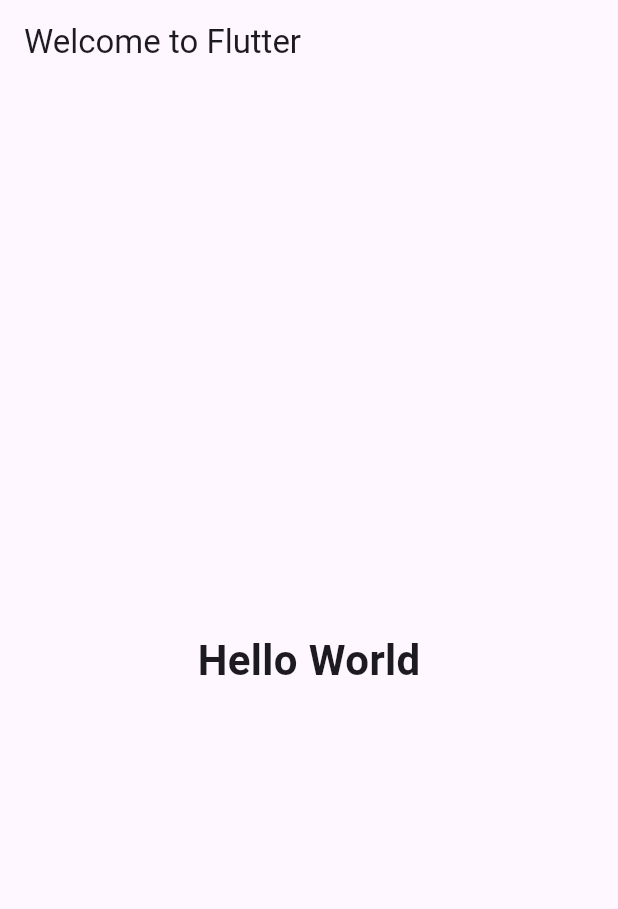
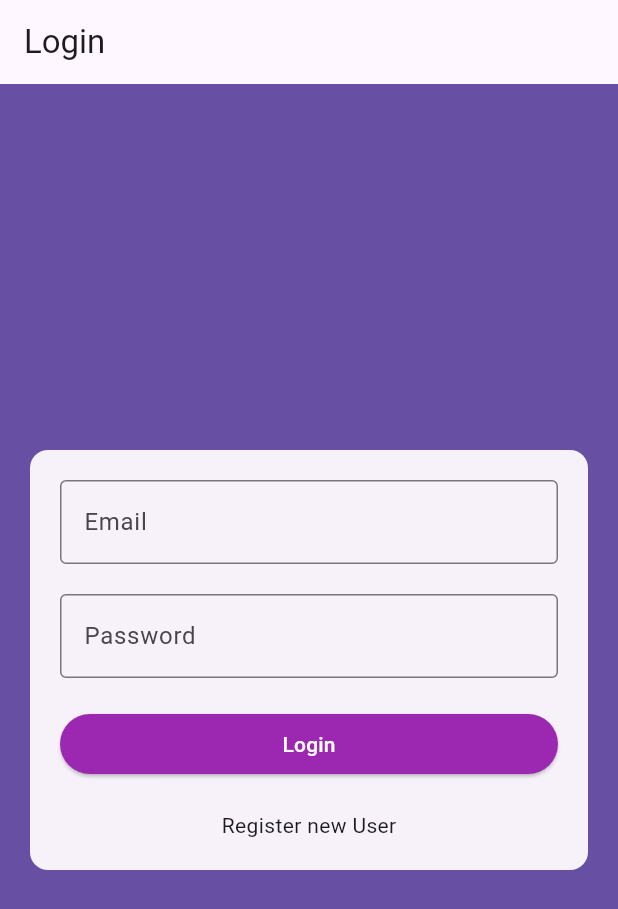
Before and after one commit to lioc7381/laravel-api-flutter-api-code, a Flutter app: the screen it shows after launch, on a phone screen of 412 x 824 dp. Shown: the top 909 px of the screen. Run offline on Flutter 3.47's test engine with Material 3 defaults, Android fonts, the phone set to English and light mode, and no system bars.

Commit message:
feat(auth): set login as initial screen and add routes
Replaces the default Flutter placeholder with the `Login` screen as the application's entry point.

This change also configures named routes for `/login` and `/register` to establish the basic authentication navigation flow.

```diff
--- a/frontend/lib/main.dart
+++ b/frontend/lib/main.dart
@@ -1,4 +1,6 @@
 import 'package:flutter/material.dart';
+import 'screens/auth/login.dart';
+import 'screens/auth/register.dart';
 
 void main() {
   runApp(MyApp());
@@ -11,15 +13,11 @@ class MyApp extends StatelessWidget {
   Widget build(BuildContext context) {
     return MaterialApp(
       title: 'Welcome to Flutter',
-      home: Scaffold(
-        appBar: AppBar(title: Text('Welcome to Flutter')),
-        body: Center(
-          child: Text(
-            'Hello World',
-            style: TextStyle(fontSize: 28, fontWeight: FontWeight.bold),
-          ),
-        ),
-      ),
+      home: Login(),
+      routes: {
+        '/login': (context) => Login(),
+        '/register': (context) => Register(),
+      },
     );
   }
 }
--- /dev/null
+++ b/frontend/lib/screens/auth/login.dart
@@ -0,0 +1,67 @@
+import 'package:flutter/material.dart';
+
+class Login extends StatelessWidget {
+  const Login({super.key});
+
+  @override
+  Widget build(BuildContext context) {
+    return Scaffold(
+      appBar: AppBar(title: Text('Login')),
+      body: Container(
+        color: Theme.of(context).primaryColor,
+        child: Column(
+          mainAxisAlignment: MainAxisAlignment.center,
+          children: <Widget>[
+            Card(
+              elevation: 0,
+              margin: EdgeInsets.only(left: 20, right: 20),
+              child: Padding(
+                padding: EdgeInsets.all(20.0),
+                child: Column(
+                  children: <Widget>[
+                    TextField(
+                      keyboardType: TextInputType.emailAddress,
+                      decoration: InputDecoration(
+                        border: OutlineInputBorder(),
+                        labelText: 'Email',
+                      ),
+                    ),
+                    SizedBox(height: 20), // Acts as a spacer
+                    TextField(
+                      keyboardType: TextInputType.visiblePassword,
+                      decoration: InputDecoration(
+                        border: OutlineInputBorder(),
+                        labelText: 'Password',
+                      ),
+                    ),
+                    SizedBox(height: 20), // Acts as a spacer
+                    ElevatedButton(
+                      onPressed: () {
+                        print('Login button pressed');
+                      },
+                      style: ElevatedButton.styleFrom(
+                        backgroundColor: Colors.purple,
+                        foregroundColor: Colors.white,
+                        minimumSize: Size(double.infinity, 40),
+                      ),
+                      child: Text('Login'),
+                    ),
+                    Padding(
+                      padding: EdgeInsets.only(
+                        top: 20,
+                      ), // Different way to add padding
+                      child: InkWell(
+                        child: Text('Register new User'),
+                        onTap: () => Navigator.pushNamed(context, '/register'),
+                      ),
+                    ),
+                  ],
+                ),
+              ),
+            ),
+          ],
+        ),
+      ),
+    );
+  }
+}
```
Also changed, not shown: frontend/lib/screens/auth/register.dart (added, +83 -0 lines).
